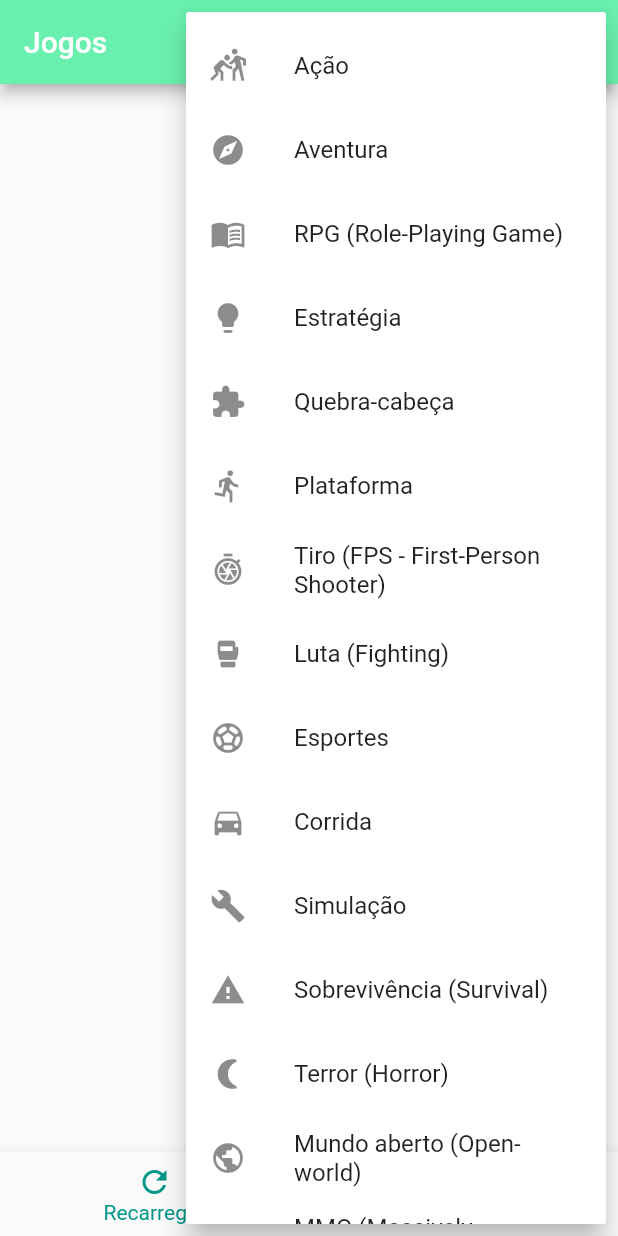
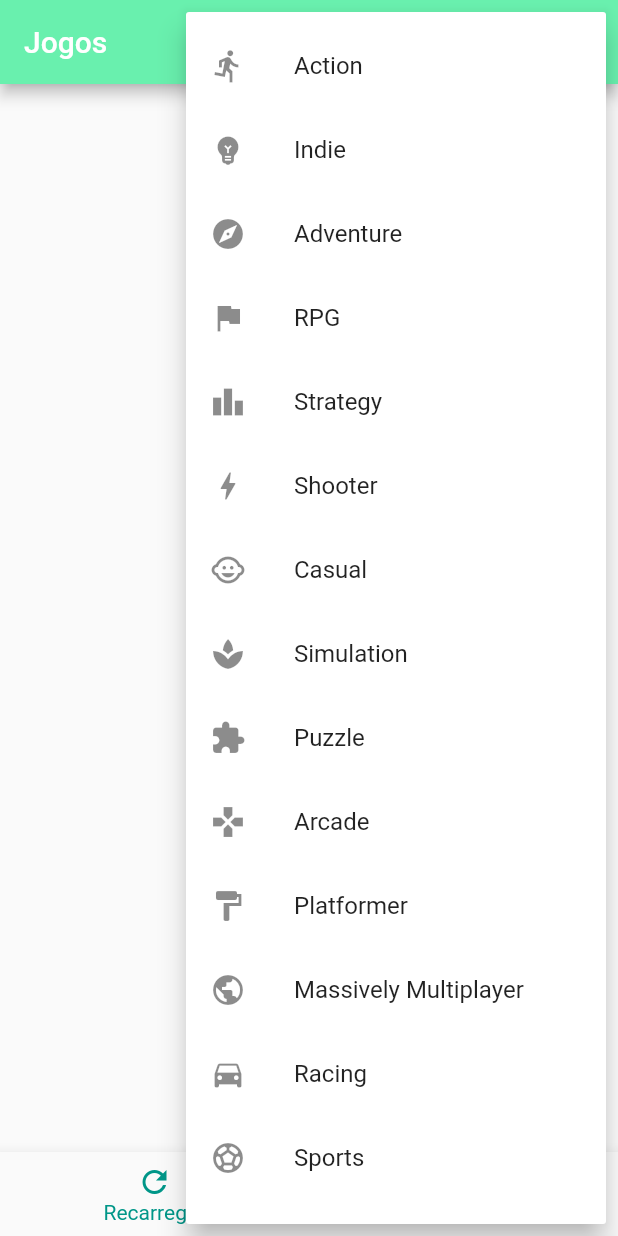
Before and after one commit to DayXL/Mini-Projeto-POO, a Flutter app: the screen it shows after launch, after a tap on the "more vert" icon, on a phone screen of 412 x 824 dp. Run offline on Flutter 3.47's test engine with Material 2 defaults, Android fonts, the phone set to English and light mode, and no system bars; our stand-ins replace flutter_hooks.

Commit message:
colocado filtro

```diff
--- a/mini_projeto/lib/layouts/myappbar.dart
+++ b/mini_projeto/lib/layouts/myappbar.dart
@@ -1,4 +1,6 @@
 import 'package:flutter/material.dart';
+import '../components/tela_jogos.dart';
+import 'dart:convert';
 
 class MyAppBar extends StatelessWidget {
   const MyAppBar({Key? key}) : super(key: key);
@@ -10,138 +12,149 @@ class MyAppBar extends StatelessWidget {
       backgroundColor: Colors.greenAccent,
       actions: [
         PopupMenuButton(
-          onSelected: (quantidade) {},
+          onSelected: gameService.mudarGenero,
           icon: const Icon(Icons.more_vert),
           itemBuilder: (context) {
-            return criarPopupItens();
+            return criarPopupItens(generosJogos, generosIcons);
           },
         )
       ],
     );
   }
 
-  criarPopupItens() {
-    return const [
-      PopupMenuItem(
-        child: ListTile(
-          leading: Icon(Icons.sports_kabaddi), // Ícone para Ação
-          title: Text('Ação'),
-        ),
-      ),
-      PopupMenuItem(
-        child: ListTile(
-          leading: Icon(Icons.explore), // Ícone para Aventura
-          title: Text('Aventura'),
-        ),
-      ),
-      PopupMenuItem(
-        child: ListTile(
-          leading: Icon(Icons.menu_book), // Ícone para RPG
-          title: Text('RPG (Role-Playing Game)'),
-        ),
-      ),
-      PopupMenuItem(
-        child: ListTile(
-          leading: Icon(Icons.lightbulb), // Ícone para Estratégia
-          title: Text('Estratégia'),
-        ),
-      ),
-      PopupMenuItem(
-        child: ListTile(
-          leading: Icon(Icons.extension), // Ícone para Quebra-cabeça
-          title: Text('Quebra-cabeça'),
-        ),
-      ),
-      PopupMenuItem(
-        child: ListTile(
-          leading: Icon(Icons.directions_run), // Ícone para Plataforma
-          title: Text('Plataforma'),
-        ),
-      ),
-      PopupMenuItem(
-        child: ListTile(
-          leading: Icon(Icons.shutter_speed), // Ícone para Tiro
-          title: Text('Tiro (FPS - First-Person Shooter)'),
-        ),
-      ),
-      PopupMenuItem(
-        child: ListTile(
-          leading: Icon(Icons.sports_mma), // Ícone para Luta
-          title: Text('Luta (Fighting)'),
-        ),
-      ),
-      PopupMenuItem(
-        child: ListTile(
-          leading: Icon(Icons.sports_soccer), // Ícone para Esportes
-          title: Text('Esportes'),
-        ),
-      ),
-      PopupMenuItem(
-        child: ListTile(
-          leading: Icon(Icons.directions_car), // Ícone para Corrida
-          title: Text('Corrida'),
-        ),
-      ),
-      PopupMenuItem(
-        child: ListTile(
-          leading: Icon(Icons.build), // Ícone para Simulação
-          title: Text('Simulação'),
-        ),
-      ),
-      PopupMenuItem(
-        child: ListTile(
-          leading: Icon(Icons.warning), // Ícone para Sobrevivência
-          title: Text('Sobrevivência (Survival)'),
-        ),
-      ),
-      PopupMenuItem(
-        child: ListTile(
-          leading: Icon(Icons.nightlight_round), // Ícone para Terror
-          title: Text('Terror (Horror)'),
-        ),
-      ),
-      PopupMenuItem(
-        child: ListTile(
-          leading: Icon(Icons.public), // Ícone para Mundo aberto
-          title: Text('Mundo aberto (Open-world)'),
-        ),
-      ),
-      PopupMenuItem(
-        child: ListTile(
-          leading: Icon(Icons.group), // Ícone para MMO
-          title: Text('MMO (Massively Multiplayer Online)'),
-        ),
-      ),
-      PopupMenuItem(
-        child: ListTile(
-          leading: Icon(Icons.deck), // Ícone para Cartas
-          title: Text('Cartas'),
-        ),
-      ),
-      PopupMenuItem(
-        child: ListTile(
-          leading: Icon(Icons.music_note), // Ícone para Música
-          title: Text('Música'),
-        ),
-      ),
-      PopupMenuItem(
-        child: ListTile(
-          leading: Icon(Icons.gamepad), // Ícone para Arcade
-          title: Text('Arcade'),
-        ),
-      ),
-      PopupMenuItem(
-        child: ListTile(
-          leading: Icon(Icons.timer), // Ícone para Estratégia em tempo real
-          title: Text('Estratégia em tempo real (RTS - Real-Time Strategy)'),
-        ),
-      ),
-      PopupMenuItem(
-        child: ListTile(
-          leading: Icon(Icons.casino), // Ícone para Jogos de tabuleiro
-          title: Text('Jogos de tabuleiro'),
-        ),
-      ),
-    ];
+  List<PopupMenuItem<int>> criarPopupItens(String json, List<IconData> icons) {
+    List<dynamic> genres = jsonDecode(json);
+
+    return genres.map((genre) {
+      String name = genre['name'];
+      int id = genre['id'];
+
+      // Get the index for the current genre
+      int iconIndex = genres.indexOf(genre);
+
+      // Check if the iconIndex is valid
+      Icon? icon;
+      if (iconIndex >= 0 && iconIndex < icons.length) {
+        icon = Icon(icons[iconIndex]);
+      }
+
+      // Create the ListTile
+      ListTile listTile = ListTile(
+        leading: icon,
+        title: Text(name),
+      );
+
+      // Create the PopupMenuItem
+      PopupMenuItem<int> menuItem = PopupMenuItem<int>(
+        value: id,
+        child: listTile,
+      );
+
+      return menuItem;
+    }).toList();
   }
 }
+
+String generosJogos = '''
+[
+    {
+      "id": 4,
+      "name": "Action",
+      "icon": "icons/action.png"
+    },
+    {
+      "id": 51,
+      "name": "Indie",
+      "icon": "icons/indie.png"
+    },
+    {
+      "id": 3,
+      "name": "Adventure",
+      "icon": "icons/adventure.png"
+    },
+    {
+      "id": 5,
+      "name": "RPG",
+      "icon": "icons/rpg.png"
+    },
+    {
+      "id": 10,
+      "name": "Strategy",
+      "icon": "icons/strategy.png"
+    },
+    {
+      "id": 2,
+      "name": "Shooter",
+      "icon": "icons/shooter.png"
+    },
+    {
+      "id": 40,
+      "name": "Casual",
+      "icon": "icons/casual.png"
+    },
+    {
+      "id": 14,
+      "name": "Simulation",
+      "icon": "icons/simulation.png"
+    },
+    {
+      "id": 7,
+      "name": "Puzzle",
+      "icon": "icons/puzzle.png"
+    },
+    {
+      "id": 11,
+      "name": "Arcade",
+      "icon": "icons/arcade.png"
+    },
+    {
+      "id": 83,
+      "name": "Platformer",
+      "icon": "icons/platformer.png"
+    },
+    {
+      "id": 59,
+      "name": "Massively Multiplayer",
+      "icon": "icons/mmo.png"
+    },
+    {
+      "id": 1,
+      "name": "Racing",
+      "icon": "icons/racing.png"
+    },
+    {
+      "id": 15,
+      "name": "Sports",
+      "icon": "icons/sports.png"
+    },
+    {
+      "id": 6,
+      "name": "Fighting",
+      "icon": "icons/fighting.png"
+    },
+    {
+      "id": 19,
+      "name": "Family",
+      "icon": "icons/family.png"
+    }
+]
+''';
+
+const List<IconData> generosIcons = [
+  Icons.directions_run,   // Action
+  Icons.emoji_objects,    // Indie
+  Icons.explore,          // Adventure
+  Icons.flag,     // RPG
+  Icons.leaderboard,            // Strategy
+  Icons.bolt,             // Shooter
+  Icons.child_care,       // Casual
+  Icons.spa,        // Simulation
+  Icons.extension,        // Puzzle
+  Icons.gamepad,          // Arcade
+  Icons.format_paint,     // Platformer
+  Icons.public,           // Massively Multiplayer
+  Icons.directions_car,   // Racing
+  Icons.sports_soccer,    // Sports
+  Icons.fitness_center,   // Fighting
+  Icons.family_restroom,  // Family
+];
--- a/mini_projeto/lib/services/game_services.dart
+++ b/mini_projeto/lib/services/game_services.dart
@@ -21,6 +21,7 @@ class GameService {
   });
 
   int numPagePad;
+  String generoJogo = '';
 
   GameService(this.numPagePad);
 
@@ -44,7 +45,9 @@ class GameService {
       scheme: 'https',
       host: 'api.rawg.io',
       path: 'api/games',
-      queryParameters: {'key': apiKey, 'size': '9', 'page': '$numPagePad'},
+      queryParameters: {'key': apiKey, 'size': '9', 'page': '$numPagePad',
+      if (generoJogo.isNotEmpty)
+        'genres': generoJogo,},
     );
 
     var jsonString = await http.read(gamesUri);
@@ -72,4 +75,10 @@ class GameService {
       'propertyNames': ['name', 'released', 'background_image']
     };
   }
+
+  void mudarGenero(int genreId) {
+    print(genreId);
+    generoJogo = '$genreId';
+    carregarJogos();
+  }
 }
```
